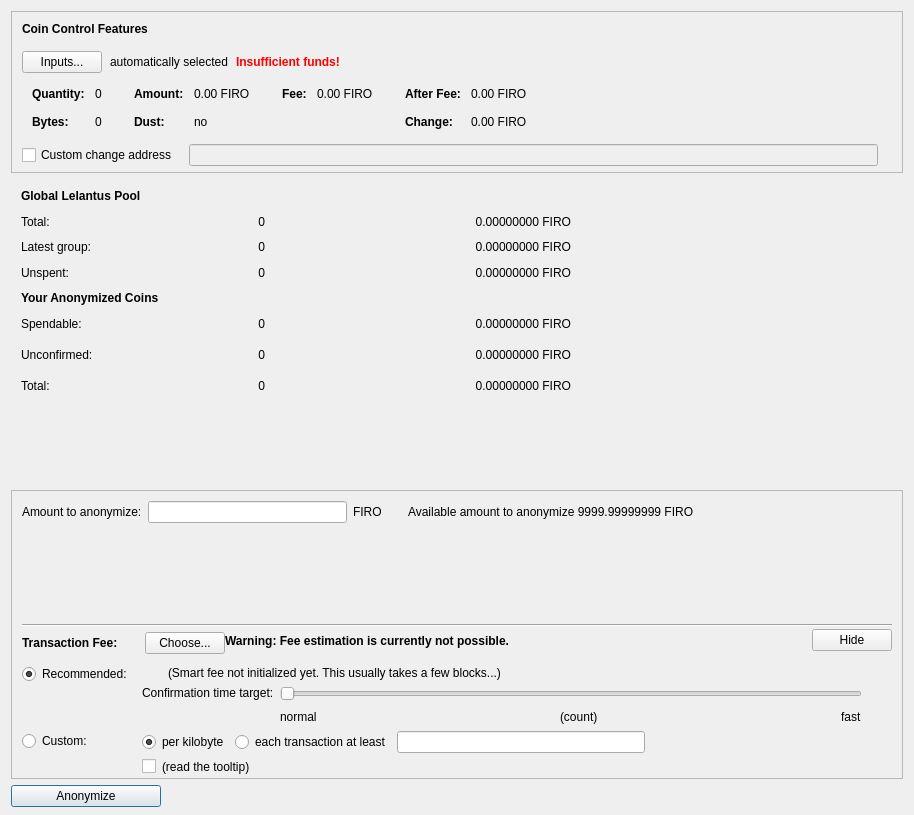
Above: src/qt/forms/lelantusdialog.ui from SPC-beta/firo before the change. Below: the same form after it.
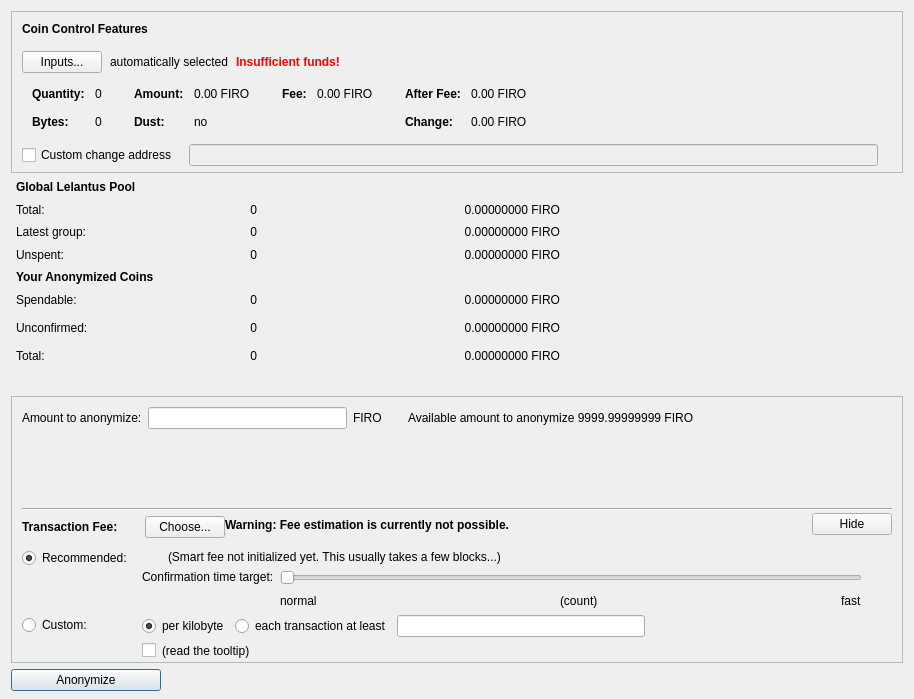
That is the form after the change. Custom widgets are drawn as their Qt base class.

What changed in the file:
```diff
--- a/src/qt/forms/lelantusdialog.ui
+++ b/src/qt/forms/lelantusdialog.ui
@@ -7,7 +7,7 @@
     <x>0</x>
     <y>0</y>
     <width>914</width>
-    <height>815</height>
+    <height>699</height>
    </rect>
   </property>
   <property name="windowTitle">
@@ -582,10 +582,13 @@
      <item>
       <layout class="QGridLayout" name="gridLayout_2">
        <property name="leftMargin">
-        <number>10</number>
+        <number>5</number>
        </property>
        <property name="topMargin">
-        <number>10</number>
+        <number>1</number>
+       </property>
+       <property name="spacing">
+        <number>3</number>
        </property>
        <item row="5" column="0">
         <widget class="QLabel" name="spendableText">
@@ -764,6 +767,9 @@
        </item>
        <item row="4" column="0">
         <widget class="QLabel" name="labelYourAnoymizedCoinsText">
+         <property name="enabled">
+          <bool>true</bool>
+         </property>
          <property name="font">
           <font>
            <weight>75</weight>
@@ -773,6 +779,12 @@
          <property name="text">
           <string>Your Anonymized Coins</string>
          </property>
+         <property name="alignment">
+          <set>Qt::AlignBottom|Qt::AlignLeading|Qt::AlignLeft</set>
+         </property>
+         <property name="margin">
+          <number>0</number>
+         </property>
         </widget>
        </item>
        <item row="5" column="1">
```
Left out of the diff: 5 changed lines with no effect on the pictures.
